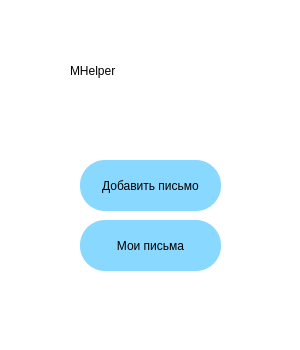
Above: designs/main.ui from arekalov/Mhelper before the change. Below: the same form after it.
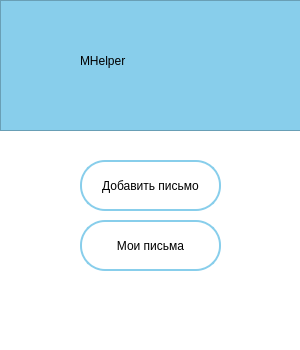
That is the form after the change.

```diff
--- a/designs/main.ui
+++ b/designs/main.ui
@@ -28,7 +28,8 @@
 }
 
 QPushButton{
-background-color: rgb(136, 216, 255);
+background-color: rgb(255, 255, 255);
+border: 2px solid rgb(136, 206, 235);
 border-radius: 25px;
 }
 
@@ -47,19 +48,6 @@
 }</string>
   </property>
   <widget class="QWidget" name="centralwidget">
-   <widget class="QLabel" name="name_lbl">
-    <property name="geometry">
-     <rect>
-      <x>70</x>
-      <y>40</y>
-      <width>191</width>
-      <height>61</height>
-     </rect>
-    </property>
-    <property name="text">
-     <string>MHelper</string>
-    </property>
-   </widget>
    <widget class="QPushButton" name="addmail_btn">
     <property name="geometry">
      <rect>
@@ -86,6 +74,38 @@
      <string>Мои письма</string>
     </property>
    </widget>
+   <widget class="QFrame" name="frame">
+    <property name="geometry">
+     <rect>
+      <x>0</x>
+      <y>0</y>
+      <width>301</width>
+      <height>131</height>
+     </rect>
+    </property>
+    <property name="styleSheet">
+     <string notr="true">background-color: rgb(136, 206, 235);</string>
+    </property>
+    <property name="frameShape">
+     <enum>QFrame::StyledPanel</enum>
+    </property>
+    <property name="frameShadow">
+     <enum>QFrame::Raised</enum>
+    </property>
+    <widget class="QLabel" name="name_lbl">
+     <property name="geometry">
+      <rect>
+       <x>80</x>
+       <y>30</y>
+       <width>191</width>
+       <height>61</height>
+      </rect>
+     </property>
+     <property name="text">
+      <string>MHelper</string>
+     </property>
+    </widget>
+   </widget>
   </widget>
  </widget>
  <resources/>
```
